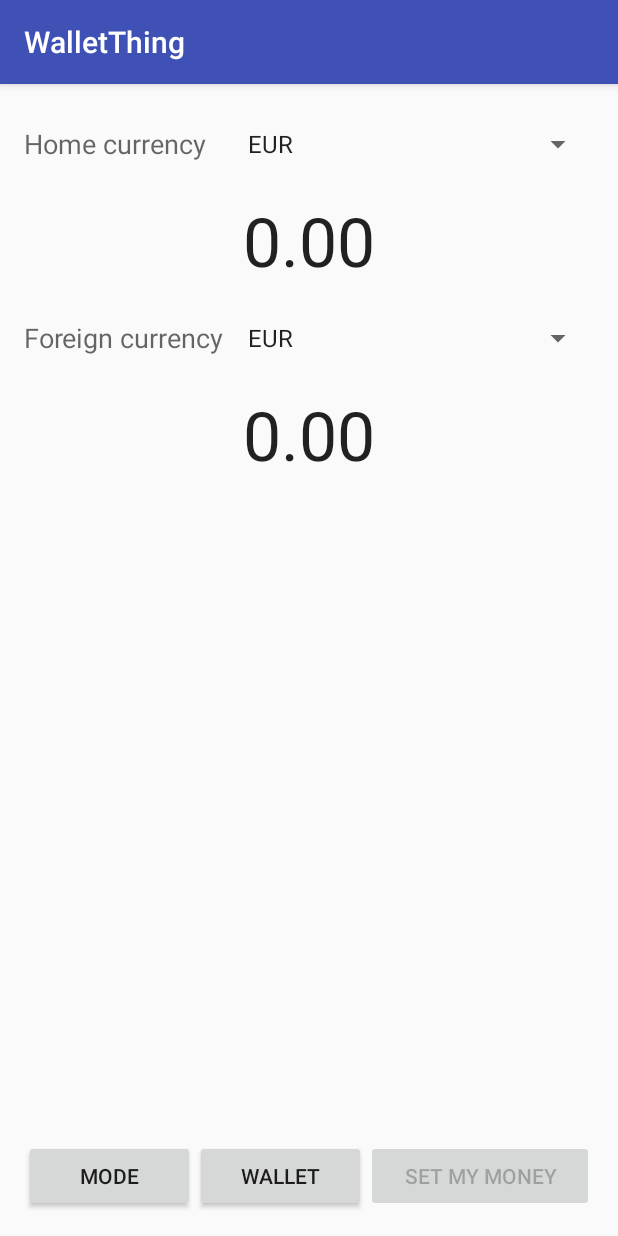
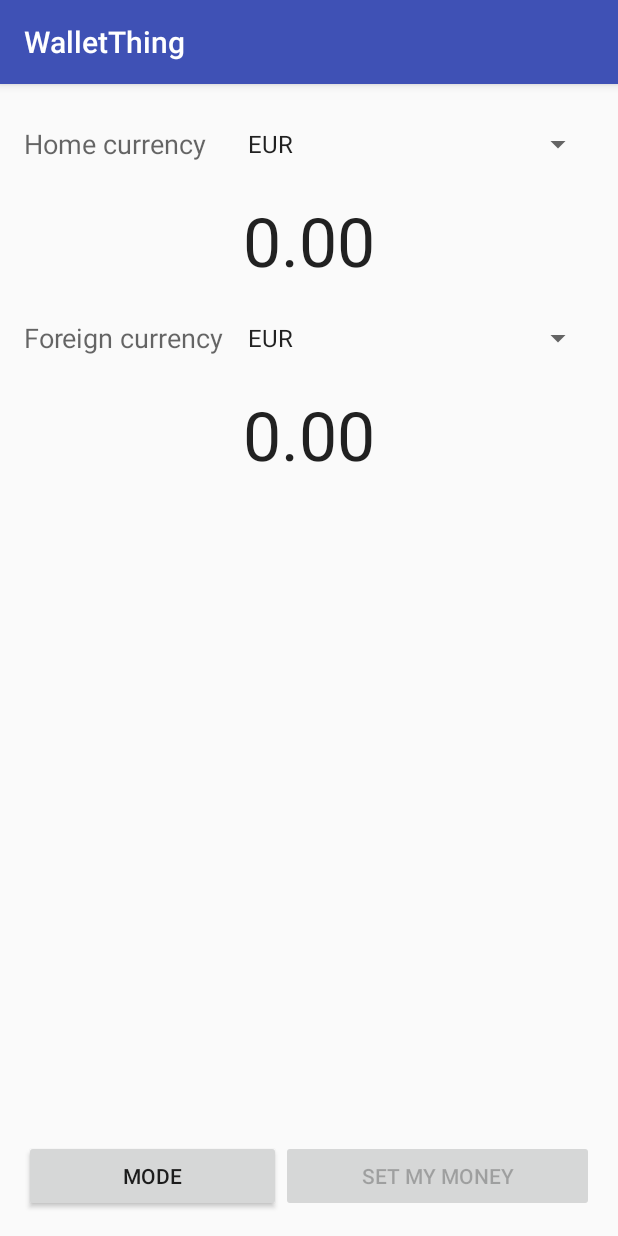
Before and after one commit to GMMan/hacked2018, an Android app: the screen it shows after launch (MainActivity), on a phone screen of 412 x 824 dp. Run offline under Robolectric (Android 15) with nearby library versions, the phone set to English and light mode, and no system bars; 3 statements that could not run were skipped.

Commit message:
Remove unused stuff

```diff
--- a/app/src/main/AndroidManifest.xml
+++ b/app/src/main/AndroidManifest.xml
@@ -24,7 +24,6 @@
                 <category android:name="android.intent.category.LAUNCHER" />
             </intent-filter>
         </activity>
-        <activity android:name=".DeviceActivity"></activity>
         <service android:name="com.polkapolka.bluetooth.le.BluetoothLeService" android:enabled="true" />
     </application>
 
--- a/app/src/main/res/layout/activity_main.xml
+++ b/app/src/main/res/layout/activity_main.xml
@@ -100,13 +100,6 @@
             android:text="@string/mode_button_text" />
 
         <Button
-            android:id="@+id/deviceButton"
-            android:layout_width="wrap_content"
-            android:layout_height="wrap_content"
-            android:layout_weight="1"
-            android:text="@string/device_button_text" />
-
-        <Button
             android:id="@+id/setButton"
             android:layout_width="wrap_content"
             android:layout_height="wrap_content"
```
Also changed, not shown: app/src/main/java/blue/golem/android/walletthing/DeviceActivity.java (deleted, +0 -13 lines), app/src/main/res/layout/activity_device.xml (deleted, +0 -9 lines).
